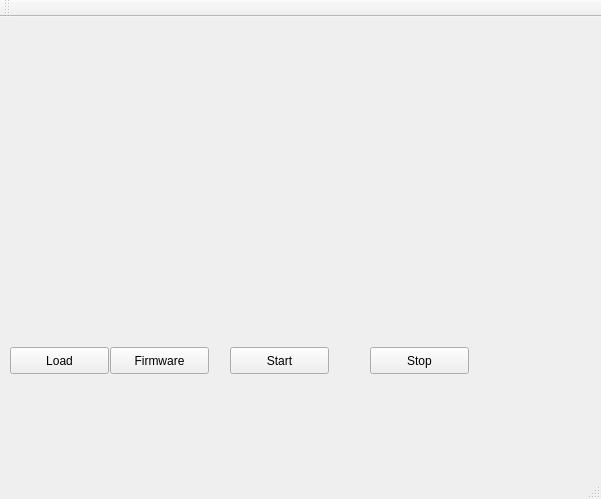
Above: qtEx/mainwindow.ui from wieker/Hantek6022BL before the change. Below: the same form after it.
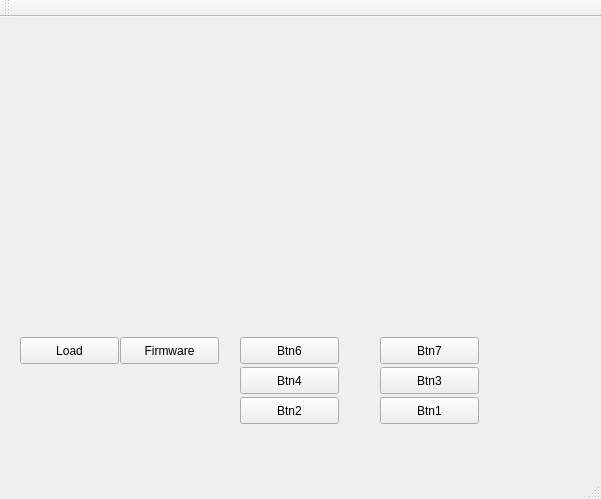
That is the form after the change.

```diff
--- a/qtEx/mainwindow.ui
+++ b/qtEx/mainwindow.ui
@@ -17,8 +17,8 @@
    <widget class="QPushButton" name="loadButton">
     <property name="geometry">
      <rect>
-      <x>10</x>
-      <y>330</y>
+      <x>20</x>
+      <y>320</y>
       <width>99</width>
       <height>27</height>
      </rect>
@@ -30,8 +30,8 @@
    <widget class="QPushButton" name="fwButton">
     <property name="geometry">
      <rect>
-      <x>110</x>
-      <y>330</y>
+      <x>120</x>
+      <y>320</y>
       <width>99</width>
       <height>27</height>
      </rect>
@@ -43,27 +43,79 @@
    <widget class="QPushButton" name="pushButton">
     <property name="geometry">
      <rect>
-      <x>230</x>
-      <y>330</y>
+      <x>240</x>
+      <y>320</y>
       <width>99</width>
       <height>27</height>
      </rect>
     </property>
     <property name="text">
-     <string>Start</string>
+     <string>Btn6</string>
     </property>
    </widget>
    <widget class="QPushButton" name="pushButton_2">
     <property name="geometry">
      <rect>
-      <x>370</x>
-      <y>330</y>
+      <x>380</x>
+      <y>320</y>
       <width>99</width>
       <height>27</height>
      </rect>
     </property>
     <property name="text">
-     <string>Stop</string>
+     <string>Btn7</string>
+    </property>
+   </widget>
+   <widget class="QPushButton" name="pushButton_3">
+    <property name="geometry">
+     <rect>
+      <x>380</x>
+      <y>350</y>
+      <width>99</width>
+      <height>27</height>
+     </rect>
+    </property>
+    <property name="text">
+     <string>Btn3</string>
+    </property>
+   </widget>
+   <widget class="QPushButton" name="pushButton_4">
+    <property name="geometry">
+     <rect>
+      <x>240</x>
+      <y>350</y>
+      <width>99</width>
+      <height>27</height>
+     </rect>
+    </property>
+    <property name="text">
+     <string>Btn4</string>
+    </property>
+   </widget>
+   <widget class="QPushButton" name="pushButton_5">
+    <property name="geometry">
+     <rect>
+      <x>380</x>
+      <y>380</y>
+      <width>99</width>
+      <height>27</height>
+     </rect>
+    </property>
+    <property name="text">
+     <string>Btn1</string>
+    </property>
+   </widget>
+   <widget class="QPushButton" name="pushButton_6">
+    <property name="geometry">
+     <rect>
+      <x>240</x>
+      <y>380</y>
+      <width>99</width>
+      <height>27</height>
+     </rect>
+    </property>
+    <property name="text">
+     <string>Btn2</string>
     </property>
    </widget>
   </widget>
```
Left out of the diff: 2 changed lines with no effect on the pictures.
